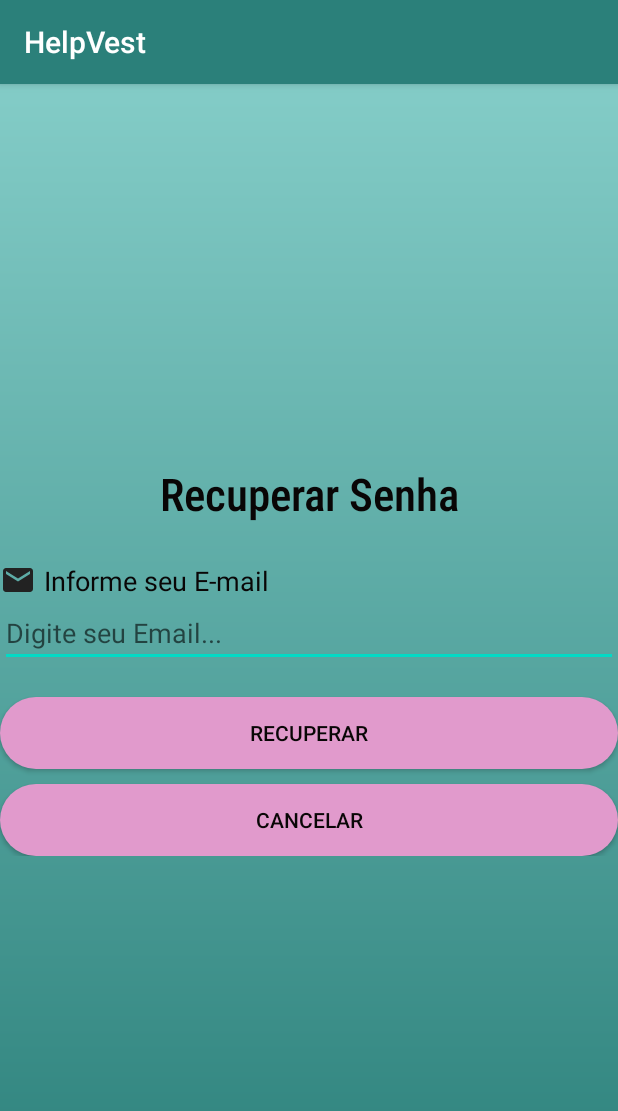
After one commit to matheusquinalha/HelpVest, an Android app: the Esqueceu_senhaActivity screen opened directly, with no data from a screen before it, on a phone screen of 412 x 824 dp. The commit adds this screen. Shown: the top 1111 px of the screen. Run offline under Robolectric (Android 15) with nearby library versions, the phone set to English and light mode, and no system bars.

Commit message:
atualização esqueceu senha

```diff
--- a/app/src/main/AndroidManifest.xml
+++ b/app/src/main/AndroidManifest.xml
@@ -9,7 +9,8 @@
         android:roundIcon="@mipmap/ic_launcher_round"
         android:supportsRtl="true"
         android:theme="@style/AppTheme">
-        <activity android:name=".MainActivity"/>
+        <activity android:name=".Esqueceu_senhaActivity"></activity>
+        <activity android:name=".MainActivity" />
         <activity android:name=".CadastroActivity" />
         <activity android:name=".SplashActivity">
             <intent-filter>
@@ -19,7 +20,7 @@
             </intent-filter>
         </activity>
         <activity android:name=".LoginActivity" />
-        <activity android:name=".CadastroActivity"/>
+        <activity android:name=".CadastroActivity" />
     </application>
 
 </manifest>
--- /dev/null
+++ b/app/src/main/java/com/example/helpvest/Esqueceu_senhaActivity.java
@@ -0,0 +1,14 @@
+package com.example.helpvest;
+
+import androidx.appcompat.app.AppCompatActivity;
+
+import android.os.Bundle;
+
+public class Esqueceu_senhaActivity extends AppCompatActivity {
+
+    @Override
+    protected void onCreate(Bundle savedInstanceState) {
+        super.onCreate(savedInstanceState);
+        setContentView(R.layout.activity_esqueceu_senha);
+    }
+}
--- a/app/src/main/java/com/example/helpvest/LoginActivity.java
+++ b/app/src/main/java/com/example/helpvest/LoginActivity.java
@@ -21,6 +21,16 @@ public class LoginActivity extends AppCompatActivity {
         setContentView(R.layout.activity_login);
 
         Button btnCadastrar = findViewById(R.id.btnCadastrar);
+        Button btnEsqueciasenha = findViewById(R.id.btnEsqueciasenha);
+
+        btnEsqueciasenha.setOnClickListener(new View.OnClickListener() {
+            @Override
+            public void onClick(View view) {
+                Intent mIntent = new Intent(LoginActivity.this, Esqueceu_senhaActivity.class);
+                startActivity(mIntent);
+            }
+        });
+
 
         btnCadastrar.setOnClickListener(new View.OnClickListener() {
             @Override
--- /dev/null
+++ b/app/src/main/res/layout/activity_esqueceu_senha.xml
@@ -0,0 +1,86 @@
+<?xml version="1.0" encoding="utf-8"?>
+<LinearLayout xmlns:android="http://schemas.android.com/apk/res/android"
+    xmlns:app="http://schemas.android.com/apk/res-auto"
+    xmlns:tools="http://schemas.android.com/tools"
+    android:layout_width="match_parent"
+    android:layout_height="match_parent"
+    android:background="@drawable/background_color"
+    android:gravity="center"
+    android:orientation="vertical"
+    tools:context=".Esqueceu_senhaActivity">
+
+    <TextView
+        android:layout_width="match_parent"
+        android:layout_height="wrap_content"
+        android:fontFamily="sans-serif-condensed-medium"
+        android:text="Recuperar Senha"
+        android:textAlignment="center"
+        android:textColor="@color/colorDark"
+        android:textSize="30sp" />
+
+
+    <LinearLayout
+        android:layout_width="match_parent"
+        android:layout_height="wrap_content"
+        android:layout_marginTop="25dp"
+        android:orientation="vertical">
+
+        <TextView
+            android:layout_width="match_parent"
+            android:layout_height="wrap_content"
+            android:text="Informe seu E-mail"
+            android:textColor="@color/colorDark"
+            android:drawableStart="@drawable/ic_email_black_24dp"
+            android:drawablePadding="5dp"
+            android:textSize="18sp"
+            android:hint="@string/edtInformeseuemail"
+            />
+
+        <EditText
+            android:id="@+id/etwEmailForgetPassword"
+            android:layout_width="match_parent"
+            android:layout_height="wrap_content"
+            android:ems="10"
+            android:inputType="textEmailAddress"
+            android:hint="@string/edtEmail"/>
+
+        <TextView
+            android:id="@+id/errorForgetPassword"
+            android:layout_width="match_parent"
+            android:layout_height="wrap_content"
+            android:layout_marginTop="5dp"
+            android:layout_marginBottom="5dp"
+            android:textAlignment="center"
+            android:visibility="gone" />
+    </LinearLayout>
+
+    <LinearLayout
+        android:layout_width="match_parent"
+        android:layout_height="wrap_content"
+        android:orientation="vertical">
+
+        <Button
+            android:id="@+id/btnRecuperar"
+            android:layout_width="match_parent"
+            android:layout_height="wrap_content"
+            android:layout_marginTop="20dp"
+            android:textColor="@color/colorDark"
+            android:background="@drawable/ripple"
+            android:backgroundTint="@color/colorbtn2"
+            android:text="@string/btnRecuperar"
+            />
+
+        <Button
+            android:id="@+id/btnCancelar"
+            android:layout_width="match_parent"
+            android:layout_height="wrap_content"
+            android:layout_marginTop="10dp"
+            android:textColor="@color/colorDark"
+            android:background="@drawable/ripple"
+            android:backgroundTint="@color/colorbtn2"
+            android:text="@string/btnCancelar"
+            />
+    </LinearLayout>
+
+
+</LinearLayout>
--- a/app/src/main/res/layout/activity_login.xml
+++ b/app/src/main/res/layout/activity_login.xml
@@ -123,12 +123,15 @@
             android:textColor="@color/colorDark" />
     </LinearLayout>
 
-    <TextView  android:id="@+id/txwForgetPasswordLogin"
+    <Button android:id="@+id/btnEsqueciasenha"
         android:layout_width="200dp"
         android:layout_height="25dp"
         android:layout_marginTop="20dp"
         android:layout_marginBottom="20dp"
+        android:background="@drawable/ripple"
+        android:backgroundTint="@color/colorbtn2"
         android:textAlignment="center"
         android:textColor="@color/colorDark"
-        android:text="@string/btnEsqueciSenha"/>
+       android:text="@string/btnEsqueciasenha"
+        />
 </LinearLayout>
--- a/app/src/main/res/values/strings.xml
+++ b/app/src/main/res/values/strings.xml
@@ -10,6 +10,7 @@
     <string name="textTitle">HelpVest</string>
     <string name="edtNome">Digite seu nome...</string>
     <string name="edtEmail">Digite seu Email...</string>
+    <string name="edtInformeseuemail">Informe seu E-mail...</string>
     <string name="edtSenha">Digite sua Senha...</string>
     <string name="edtConfSenha">Confirme sua Senha...</string>
     <string name="btnLogin">Login</string>
@@ -19,7 +20,9 @@
     <string name="btnProvas">Provas</string>
     <string name="btnLivro">Livros</string>
     <string name="btnEstudo">Estudos</string>
-
+    <string name="btnRecuperar">Recuperar</string>
+    <string name="btnCancelar">Cancelar</string>
+    <string name="btnEsqueciasenha">Esqueci a senha</string>
 
 
 </resources>
```
